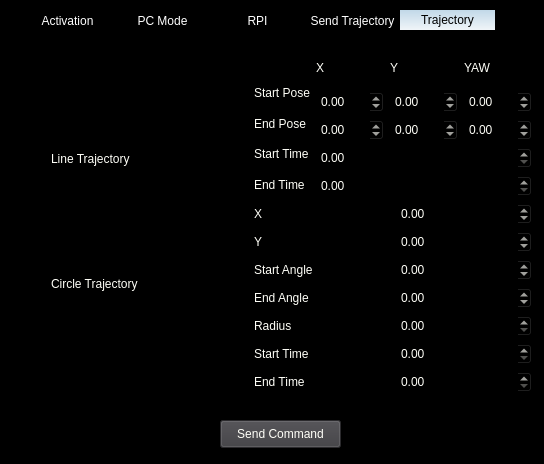
Before: the Qt Designer form ARVID_GS/tcwindow.ui in Eruvae/floatsat5, drawn with Qt 5.
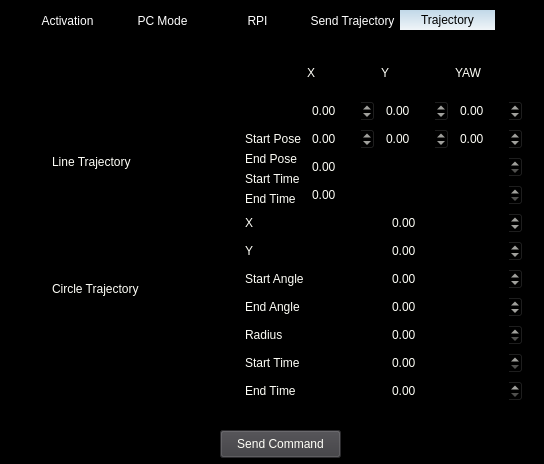
After: the same form once the commit is applied. Icons and pictures are not drawn.

```diff
--- a/ARVID_GS/tcwindow.ui
+++ b/ARVID_GS/tcwindow.ui
@@ -250,13 +250,13 @@
     <attribute name="title">
      <string>Trajectory</string>
     </attribute>
-    <widget class="QWidget" name="layoutWidget">
+    <widget class="QWidget" name="">
      <property name="geometry">
       <rect>
-       <x>11</x>
-       <y>20</y>
-       <width>501</width>
-       <height>343</height>
+       <x>12</x>
+       <y>21</y>
+       <width>491</width>
+       <height>351</height>
       </rect>
      </property>
      <layout class="QHBoxLayout" name="horizontalLayout_4">
@@ -285,11 +285,17 @@
           <item>
            <layout class="QVBoxLayout" name="verticalLayout_4">
             <item>
-             <widget class="QLabel" name="label_13">
-              <property name="text">
-               <string/>
+             <spacer name="verticalSpacer">
+              <property name="orientation">
+               <enum>Qt::Vertical</enum>
               </property>
-             </widget>
+              <property name="sizeHint" stdset="0">
+               <size>
+                <width>20</width>
+                <height>40</height>
+               </size>
+              </property>
+             </spacer>
             </item>
             <item>
              <widget class="QLabel" name="label">
@@ -585,7 +591,7 @@
    <property name="geometry">
     <rect>
      <x>220</x>
-     <y>420</y>
+     <y>430</y>
      <width>121</width>
      <height>28</height>
     </rect>
```
